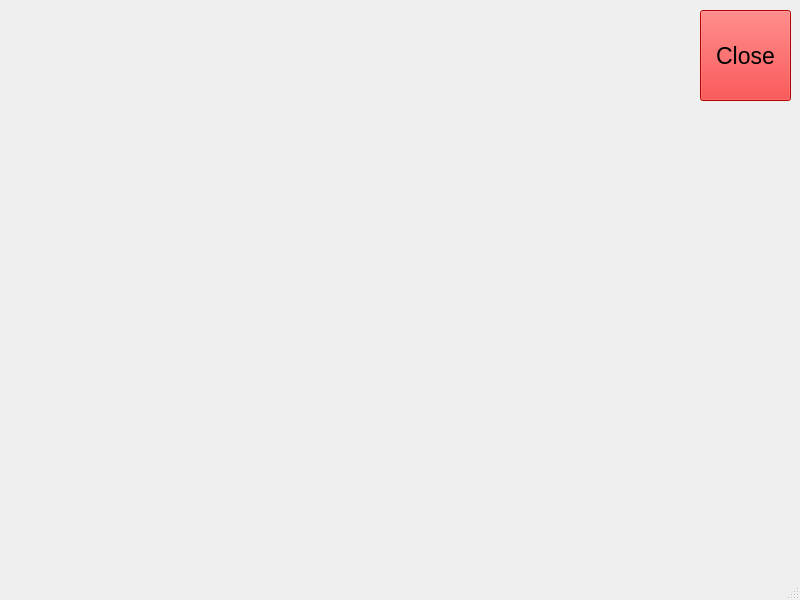
Old version of the form amr_ui/ui/waypoint_decision_ui.ui in the repository SanghyunPark01/amr_software.
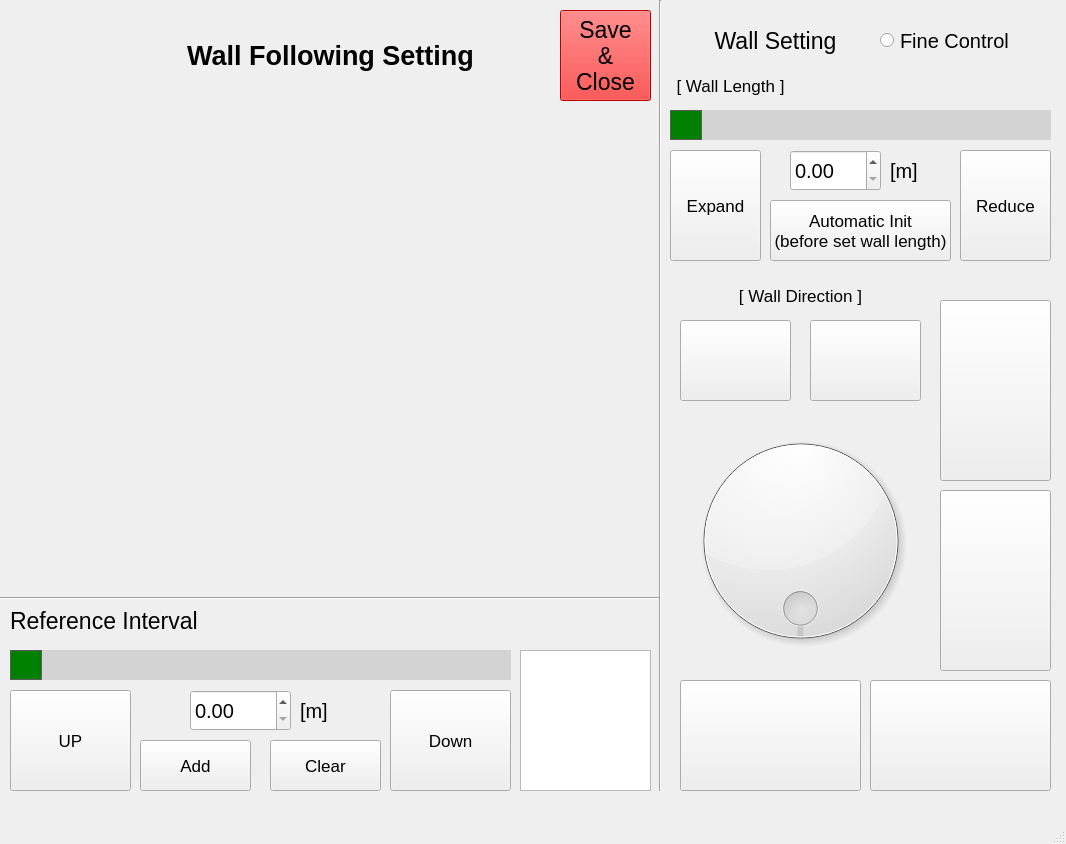
New version of the form.

Commit message: [ADD]waypoint decision setting module

Diff of the .ui file:
```diff
--- a/amr_ui/ui/waypoint_decision_ui.ui
+++ b/amr_ui/ui/waypoint_decision_ui.ui
@@ -6,8 +6,8 @@
    <rect>
     <x>0</x>
     <y>0</y>
-    <width>800</width>
-    <height>600</height>
+    <width>1066</width>
+    <height>844</height>
    </rect>
   </property>
   <property name="windowTitle">
@@ -17,7 +17,7 @@
    <widget class="QPushButton" name="pushButton_close">
     <property name="geometry">
      <rect>
-      <x>700</x>
+      <x>560</x>
       <y>10</y>
       <width>91</width>
       <height>91</height>
@@ -32,9 +32,627 @@
      <string notr="true">background-color: rgb(255, 0, 0);</string>
     </property>
     <property name="text">
-     <string>Close</string>
+     <string>Save
+&amp;&amp;
+Close</string>
     </property>
    </widget>
+   <widget class="QWidget" name="verticalLayoutWidget">
+    <property name="geometry">
+     <rect>
+      <x>10</x>
+      <y>110</y>
+      <width>641</width>
+      <height>471</height>
+     </rect>
+    </property>
+    <layout class="QVBoxLayout" name="verticalLayout_vis_gridmap"/>
+   </widget>
+   <widget class="QPushButton" name="pushButton_arrow_right">
+    <property name="geometry">
+     <rect>
+      <x>870</x>
+      <y>680</y>
+      <width>181</width>
+      <height>111</height>
+     </rect>
+    </property>
+    <property name="styleSheet">
+     <string notr="true"/>
+    </property>
+    <property name="text">
+     <string/>
+    </property>
+   </widget>
+   <widget class="QDial" name="dial_rotation_wall_line">
+    <property name="geometry">
+     <rect>
+      <x>680</x>
+      <y>420</y>
+      <width>241</width>
+      <height>241</height>
+     </rect>
+    </property>
+    <property name="cursor">
+     <cursorShape>ArrowCursor</cursorShape>
+    </property>
+    <property name="mouseTracking">
+     <bool>false</bool>
+    </property>
+    <property name="maximum">
+     <number>3599</number>
+    </property>
+    <property name="sliderPosition">
+     <number>0</number>
+    </property>
+    <property name="tracking">
+     <bool>true</bool>
+    </property>
+    <property name="orientation">
+     <enum>Qt::Horizontal</enum>
+    </property>
+    <property name="invertedAppearance">
+     <bool>false</bool>
+    </property>
+    <property name="invertedControls">
+     <bool>false</bool>
+    </property>
+    <property name="wrapping">
+     <bool>true</bool>
+    </property>
+    <property name="notchesVisible">
+     <bool>false</bool>
+    </property>
+   </widget>
+   <widget class="QPushButton" name="pushButton_arrow_left">
+    <property name="geometry">
+     <rect>
+      <x>680</x>
+      <y>680</y>
+      <width>181</width>
+      <height>111</height>
+     </rect>
+    </property>
+    <property name="styleSheet">
+     <string notr="true"/>
+    </property>
+    <property name="text">
+     <string/>
+    </property>
+   </widget>
+   <widget class="QPushButton" name="pushButton_arrow_up">
+    <property name="geometry">
+     <rect>
+      <x>940</x>
+      <y>300</y>
+      <width>111</width>
+      <height>181</height>
+     </rect>
+    </property>
+    <property name="styleSheet">
+     <string notr="true"/>
+    </property>
+    <property name="text">
+     <string/>
+    </property>
+   </widget>
+   <widget class="QPushButton" name="pushButton_arrow_down">
+    <property name="geometry">
+     <rect>
+      <x>940</x>
+      <y>490</y>
+      <width>111</width>
+      <height>181</height>
+     </rect>
+    </property>
+    <property name="styleSheet">
+     <string notr="true"/>
+    </property>
+    <property name="text">
+     <string/>
+    </property>
+   </widget>
+   <widget class="QPushButton" name="pushButton_up_interval">
+    <property name="geometry">
+     <rect>
+      <x>10</x>
+      <y>690</y>
+      <width>121</width>
+      <height>101</height>
+     </rect>
+    </property>
+    <property name="font">
+     <font>
+      <family>Ubuntu</family>
+      <pointsize>13</pointsize>
+     </font>
+    </property>
+    <property name="text">
+     <string>UP</string>
+    </property>
+   </widget>
+   <widget class="QPushButton" name="pushButton_down_interval">
+    <property name="geometry">
+     <rect>
+      <x>390</x>
+      <y>690</y>
+      <width>121</width>
+      <height>101</height>
+     </rect>
+    </property>
+    <property name="font">
+     <font>
+      <family>Ubuntu</family>
+      <pointsize>13</pointsize>
+     </font>
+    </property>
+    <property name="text">
+     <string>Down</string>
+    </property>
+   </widget>
+   <widget class="QDoubleSpinBox" name="doubleSpinBox_interval_value">
+    <property name="geometry">
+     <rect>
+      <x>190</x>
+      <y>690</y>
+      <width>101</width>
+      <height>41</height>
+     </rect>
+    </property>
+    <property name="font">
+     <font>
+      <pointsize>15</pointsize>
+     </font>
+    </property>
+    <property name="decimals">
+     <number>2</number>
+    </property>
+    <property name="singleStep">
+     <double>0.010000000000000</double>
+    </property>
+   </widget>
+   <widget class="QLabel" name="label">
+    <property name="geometry">
+     <rect>
+      <x>10</x>
+      <y>600</y>
+      <width>201</width>
+      <height>41</height>
+     </rect>
+    </property>
+    <property name="font">
+     <font>
+      <pointsize>17</pointsize>
+     </font>
+    </property>
+    <property name="text">
+     <string>Reference Interval</string>
+    </property>
+   </widget>
+   <widget class="QLabel" name="label_2">
+    <property name="geometry">
+     <rect>
+      <x>10</x>
+      <y>10</y>
+      <width>641</width>
+      <height>91</height>
+     </rect>
+    </property>
+    <property name="font">
+     <font>
+      <pointsize>20</pointsize>
+      <weight>75</weight>
+      <bold>true</bold>
+     </font>
+    </property>
+    <property name="text">
+     <string>Wall Following Setting</string>
+    </property>
+    <property name="alignment">
+     <set>Qt::AlignCenter</set>
+    </property>
+   </widget>
+   <widget class="QLabel" name="label_3">
+    <property name="geometry">
+     <rect>
+      <x>670</x>
+      <y>10</y>
+      <width>211</width>
+      <height>61</height>
+     </rect>
+    </property>
+    <property name="font">
+     <font>
+      <pointsize>17</pointsize>
+     </font>
+    </property>
+    <property name="text">
+     <string>Wall Setting</string>
+    </property>
+    <property name="alignment">
+     <set>Qt::AlignCenter</set>
+    </property>
+   </widget>
+   <widget class="QLabel" name="label_4">
+    <property name="geometry">
+     <rect>
+      <x>300</x>
+      <y>680</y>
+      <width>31</width>
+      <height>61</height>
+     </rect>
+    </property>
+    <property name="font">
+     <font>
+      <pointsize>15</pointsize>
+     </font>
+    </property>
+    <property name="text">
+     <string>[m]</string>
+    </property>
+   </widget>
+   <widget class="QSlider" name="horizontalSlider_interval">
+    <property name="geometry">
+     <rect>
+      <x>10</x>
+      <y>640</y>
+      <width>501</width>
+      <height>51</height>
+     </rect>
+    </property>
+    <property name="styleSheet">
+     <string notr="true">QSlider::groove:horizontal {
+	background: lightgray;
+	height: 30px;
+}
+QSlider::handle:horizontal {
+	background: green;
+	border: 1px solid #5c5c5c;
+	height: 40px;
+	width: 30px;
+
+}</string>
+    </property>
+    <property name="maximum">
+     <number>10000</number>
+    </property>
+    <property name="orientation">
+     <enum>Qt::Horizontal</enum>
+    </property>
+   </widget>
+   <widget class="Line" name="line_2">
+    <property name="geometry">
+     <rect>
+      <x>650</x>
+      <y>0</y>
+      <width>21</width>
+      <height>791</height>
+     </rect>
+    </property>
+    <property name="orientation">
+     <enum>Qt::Vertical</enum>
+    </property>
+   </widget>
+   <widget class="QPushButton" name="pushButton_add_interval">
+    <property name="geometry">
+     <rect>
+      <x>140</x>
+      <y>740</y>
+      <width>111</width>
+      <height>51</height>
+     </rect>
+    </property>
+    <property name="font">
+     <font>
+      <family>Ubuntu</family>
+      <pointsize>13</pointsize>
+     </font>
+    </property>
+    <property name="text">
+     <string>Add</string>
+    </property>
+   </widget>
+   <widget class="QTextBrowser" name="textBrowser_interval_list">
+    <property name="geometry">
+     <rect>
+      <x>520</x>
+      <y>650</y>
+      <width>131</width>
+      <height>141</height>
+     </rect>
+    </property>
+    <property name="html">
+     <string>&lt;!DOCTYPE HTML PUBLIC &quot;-//W3C//DTD HTML 4.0//EN&quot; &quot;http://www.w3.org/TR/REC-html40/strict.dtd&quot;&gt;
+&lt;html&gt;&lt;head&gt;&lt;meta name=&quot;qrichtext&quot; content=&quot;1&quot; /&gt;&lt;style type=&quot;text/css&quot;&gt;
+p, li { white-space: pre-wrap; }
+&lt;/style&gt;&lt;/head&gt;&lt;body style=&quot; font-family:'Ubuntu'; font-size:11pt; font-weight:400; font-style:normal;&quot;&gt;
+&lt;p style=&quot;-qt-paragraph-type:empty; margin-top:0px; margin-bottom:0px; margin-left:0px; margin-right:0px; -qt-block-indent:0; text-indent:0px;&quot;&gt;&lt;br /&gt;&lt;/p&gt;&lt;/body&gt;&lt;/html&gt;</string>
+    </property>
+   </widget>
+   <widget class="QPushButton" name="pushButton_wall_line_automatic_init">
+    <property name="geometry">
+     <rect>
+      <x>770</x>
+      <y>200</y>
+      <width>181</width>
+      <height>61</height>
+     </rect>
+    </property>
+    <property name="font">
+     <font>
+      <family>Ubuntu</family>
+      <pointsize>13</pointsize>
+     </font>
+    </property>
+    <property name="text">
+     <string>Automatic Init
+(before set wall length)</string>
+    </property>
+   </widget>
+   <widget class="QPushButton" name="pushButton_expand_line">
+    <property name="geometry">
+     <rect>
+      <x>670</x>
+      <y>150</y>
+      <width>91</width>
+      <height>111</height>
+     </rect>
+    </property>
+    <property name="font">
+     <font>
+      <family>Ubuntu</family>
+      <pointsize>13</pointsize>
+     </font>
+    </property>
+    <property name="text">
+     <string>Expand</string>
+    </property>
+   </widget>
+   <widget class="QDoubleSpinBox" name="doubleSpinBox_line_length">
+    <property name="geometry">
+     <rect>
+      <x>790</x>
+      <y>150</y>
+      <width>91</width>
+      <height>41</height>
+     </rect>
+    </property>
+    <property name="font">
+     <font>
+      <pointsize>15</pointsize>
+     </font>
+    </property>
+    <property name="decimals">
+     <number>2</number>
+    </property>
+    <property name="singleStep">
+     <double>0.010000000000000</double>
+    </property>
+   </widget>
+   <widget class="QLabel" name="label_5">
+    <property name="geometry">
+     <rect>
+      <x>890</x>
+      <y>140</y>
+      <width>31</width>
+      <height>61</height>
+     </rect>
+    </property>
+    <property name="font">
+     <font>
+      <pointsize>15</pointsize>
+     </font>
+    </property>
+    <property name="text">
+     <string>[m]</string>
+    </property>
+   </widget>
+   <widget class="QPushButton" name="pushButton_reduce_line">
+    <property name="geometry">
+     <rect>
+      <x>960</x>
+      <y>150</y>
+      <width>91</width>
+      <height>111</height>
+     </rect>
+    </property>
+    <property name="font">
+     <font>
+      <family>Ubuntu</family>
+      <pointsize>13</pointsize>
+     </font>
+    </property>
+    <property name="text">
+     <string>Reduce</string>
+    </property>
+   </widget>
+   <widget class="QRadioButton" name="radioButton_fine_mode">
+    <property name="geometry">
+     <rect>
+      <x>880</x>
+      <y>10</y>
+      <width>161</width>
+      <height>61</height>
+     </rect>
+    </property>
+    <property name="font">
+     <font>
+      <pointsize>15</pointsize>
+     </font>
+    </property>
+    <property name="styleSheet">
+     <string notr="true">QRadioButton::indicator { width: 35px; height: 35px;};</string>
+    </property>
+    <property name="text">
+     <string>Fine Control</string>
+    </property>
+   </widget>
+   <widget class="QLabel" name="label_6">
+    <property name="geometry">
+     <rect>
+      <x>670</x>
+      <y>70</y>
+      <width>121</width>
+      <height>31</height>
+     </rect>
+    </property>
+    <property name="font">
+     <font>
+      <pointsize>13</pointsize>
+     </font>
+    </property>
+    <property name="text">
+     <string>[ Wall Length ]</string>
+    </property>
+    <property name="alignment">
+     <set>Qt::AlignCenter</set>
+    </property>
+   </widget>
+   <widget class="QLabel" name="label_7">
+    <property name="geometry">
+     <rect>
+      <x>730</x>
+      <y>280</y>
+      <width>141</width>
+      <height>31</height>
+     </rect>
+    </property>
+    <property name="font">
+     <font>
+      <pointsize>13</pointsize>
+     </font>
+    </property>
+    <property name="text">
+     <string>[ Wall Direction ]</string>
+    </property>
+    <property name="alignment">
+     <set>Qt::AlignCenter</set>
+    </property>
+   </widget>
+   <widget class="Line" name="line">
+    <property name="geometry">
+     <rect>
+      <x>0</x>
+      <y>590</y>
+      <width>659</width>
+      <height>16</height>
+     </rect>
+    </property>
+    <property name="orientation">
+     <enum>Qt::Horizontal</enum>
+    </property>
+   </widget>
+   <widget class="QSlider" name="horizontalSlider_wall_length">
+    <property name="geometry">
+     <rect>
+      <x>670</x>
+      <y>100</y>
+      <width>381</width>
+      <height>51</height>
+     </rect>
+    </property>
+    <property name="styleSheet">
+     <string notr="true">QSlider::groove:horizontal {
+	background: lightgray;
+	height: 30px;
+}
+QSlider::handle:horizontal {
+	background: green;
+	border: 1px solid #5c5c5c;
+	height: 40px;
+	width: 30px;
+
+}</string>
+    </property>
+    <property name="maximum">
+     <number>100000</number>
+    </property>
+    <property name="orientation">
+     <enum>Qt::Horizontal</enum>
+    </property>
+   </widget>
+   <widget class="QPushButton" name="pushButton_clear_interval">
+    <property name="geometry">
+     <rect>
+      <x>270</x>
+      <y>740</y>
+      <width>111</width>
+      <height>51</height>
+     </rect>
+    </property>
+    <property name="font">
+     <font>
+      <family>Ubuntu</family>
+      <pointsize>13</pointsize>
+     </font>
+    </property>
+    <property name="text">
+     <string>Clear</string>
+    </property>
+   </widget>
+   <widget class="QPushButton" name="pushButton_clockwise">
+    <property name="geometry">
+     <rect>
+      <x>810</x>
+      <y>320</y>
+      <width>111</width>
+      <height>81</height>
+     </rect>
+    </property>
+    <property name="styleSheet">
+     <string notr="true"/>
+    </property>
+    <property name="text">
+     <string/>
+    </property>
+   </widget>
+   <widget class="QPushButton" name="pushButton_anticlockwise">
+    <property name="geometry">
+     <rect>
+      <x>680</x>
+      <y>320</y>
+      <width>111</width>
+      <height>81</height>
+     </rect>
+    </property>
+    <property name="styleSheet">
+     <string notr="true"/>
+    </property>
+    <property name="text">
+     <string/>
+    </property>
+   </widget>
+   <zorder>label_2</zorder>
+   <zorder>pushButton_close</zorder>
+   <zorder>verticalLayoutWidget</zorder>
+   <zorder>pushButton_arrow_right</zorder>
+   <zorder>dial_rotation_wall_line</zorder>
+   <zorder>pushButton_arrow_left</zorder>
+   <zorder>pushButton_arrow_up</zorder>
+   <zorder>pushButton_arrow_down</zorder>
+   <zorder>pushButton_up_interval</zorder>
+   <zorder>pushButton_down_interval</zorder>
+   <zorder>doubleSpinBox_interval_value</zorder>
+   <zorder>label</zorder>
+   <zorder>label_3</zorder>
+   <zorder>label_4</zorder>
+   <zorder>horizontalSlider_interval</zorder>
+   <zorder>line_2</zorder>
+   <zorder>pushButton_add_interval</zorder>
+   <zorder>textBrowser_interval_list</zorder>
+   <zorder>pushButton_wall_line_automatic_init</zorder>
+   <zorder>pushButton_expand_line</zorder>
+   <zorder>doubleSpinBox_line_length</zorder>
+   <zorder>label_5</zorder>
+   <zorder>pushButton_reduce_line</zorder>
+   <zorder>radioButton_fine_mode</zorder>
+   <zorder>label_6</zorder>
+   <zorder>label_7</zorder>
+   <zorder>line</zorder>
+   <zorder>horizontalSlider_wall_length</zorder>
+   <zorder>pushButton_clear_interval</zorder>
+   <zorder>pushButton_clockwise</zorder>
+   <zorder>pushButton_anticlockwise</zorder>
   </widget>
   <widget class="QMenuBar" name="menubar">
    <property name="geometry">
```
Left out of the diff: 4 changed lines with no effect on the pictures. The commit also changes 14 other files.
